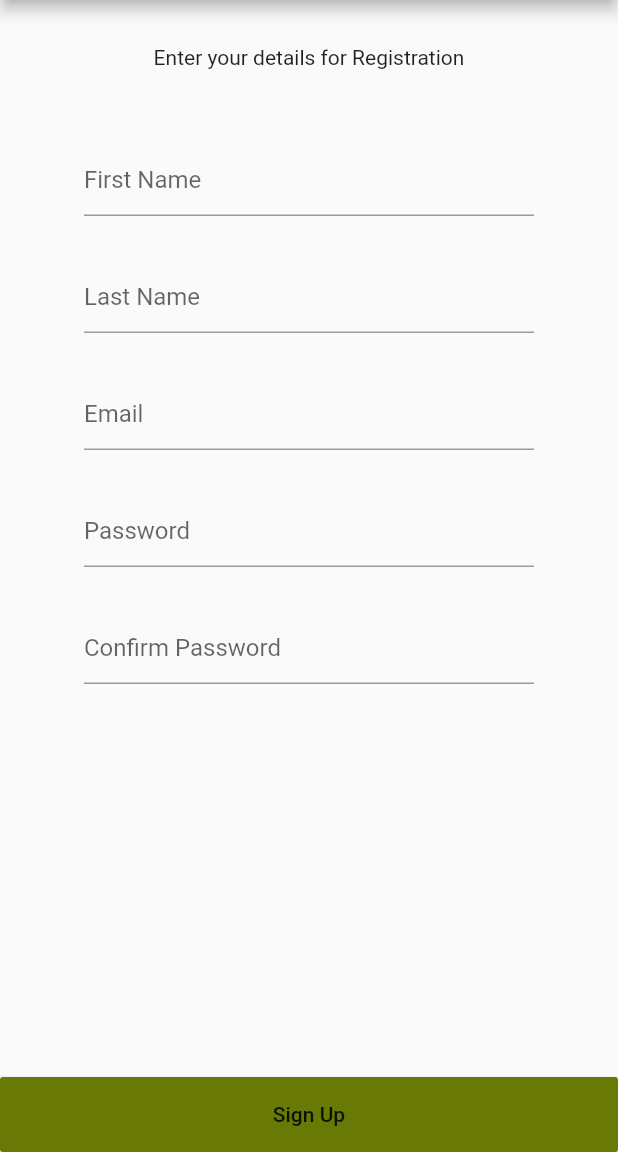
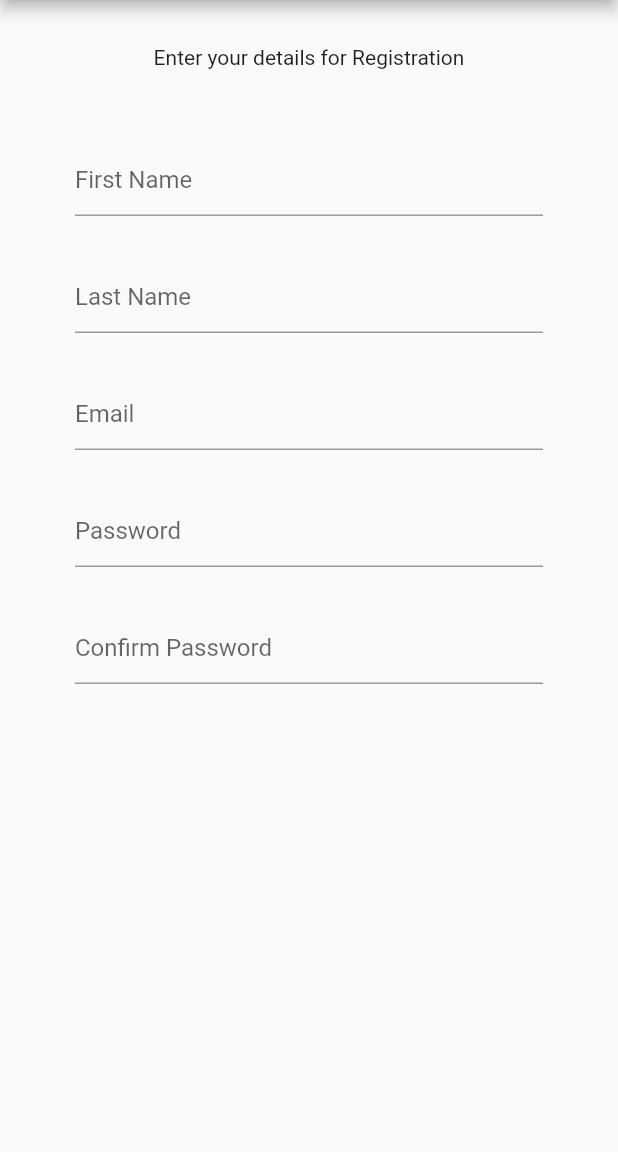
Before and after one commit to SoftHeroes/UKMF_Laravel, a Flutter app: the screen it shows after launch, on a phone screen of 412 x 824 dp, the part 84-1236 px from its top. Run offline on Flutter 3.47's test engine with Material 2 defaults, Android fonts, the light colour scheme and no system bars; our stand-ins replace auto_size_text, flare_flutter, toast; missing offline and left inert: async_loader, flare_dart; project files that could hold a hidden picture were left out.

Commit message:
Adding Backup Files

```diff
--- a/Flutter/ukmf/lib/main.dart
+++ b/Flutter/ukmf/lib/main.dart
@@ -1,4 +1,5 @@
 import 'package:ukmf/signUp/signup.dart';
+import 'package:ukmf/signUp/signup_test.dart';
 
 import './appTheme.dart';
 
@@ -13,7 +14,7 @@ class MyApp extends StatelessWidget {
   Widget build(BuildContext context) {
     return MaterialApp(
       theme: ThemeData(primarySwatch: AppTheme().myPrimaryMaterialColor),
-      home: SignUp(),
+      home: SignUpTest(),
       // home: MobileNumberVerification(),
     );
   }
--- a/Flutter/ukmf/lib/signUp/signup.dart
+++ b/Flutter/ukmf/lib/signUp/signup.dart
@@ -65,7 +65,7 @@ class SignUp extends StatelessWidget {
                 ],
               ),
             ),
-            SignupBotton()
+            SignupButton()
           ],
         ),
       ),
--- a/Flutter/ukmf/lib/signUp/signupButton.dart
+++ b/Flutter/ukmf/lib/signUp/signupButton.dart
@@ -1,8 +1,8 @@
 import '../appTheme.dart';
 import 'package:flutter/material.dart';
 
-class SignupBotton extends StatelessWidget {
-  const SignupBotton({
+class SignupButton extends StatelessWidget {
+  const SignupButton({
     Key key,
   }) : super(key: key);
 
--- /dev/null
+++ b/Flutter/ukmf/lib/signUp/signup_test.dart
@@ -0,0 +1,82 @@
+import 'package:flutter/widgets.dart';
+import 'package:ukmf/signUp/passwordFields.dart';
+import 'package:ukmf/signUp/signupButton.dart';
+
+import '../appTheme.dart';
+
+import 'package:flutter/material.dart';
+
+import 'emailField.dart';
+import 'nameFields.dart';
+
+class SignUpTest extends StatelessWidget {
+  @override
+  Widget build(BuildContext context) {
+    return Scaffold(
+      resizeToAvoidBottomPadding: true,
+      appBar: AppBar(
+        title: Text('Sign up'),
+        backgroundColor: AppTheme().myPrimaryMaterialColor.shade500,
+        leading: Padding(
+          padding: const EdgeInsets.fromLTRB(10.0, 0, 0, 0),
+          child: IconButton(
+            alignment: Alignment.centerLeft,
+            icon: Icon(Icons.arrow_back),
+            onPressed: () {
+              Navigator.pop(context);
+            },
+          ),
+        ),
+      ),
+      body: LayoutBuilder(
+        builder: (BuildContext context, BoxConstraints viewportConstraints) {
+          return SingleChildScrollView(
+            child: ConstrainedBox(
+              constraints: BoxConstraints(
+                minHeight: viewportConstraints.maxHeight,
+              ),
+              child: Form(
+                child: Container(
+                  padding: EdgeInsets.fromLTRB(50, 30, 50, 0),
+                  width: viewportConstraints.maxWidth,
+                  child: Column(
+                    children: <Widget>[
+                      Center(
+                        child: Text(
+                          'Enter your details for Registration',
+                          style:
+                              AppTheme(appTextColor: Colors.black).appTextStyle,
+                        ),
+                      ),
+                      SizedBox(
+                        height: 50,
+                      ),
+                      FirstName(),
+                      SizedBox(
+                        height: 30,
+                      ),
+                      LastName(),
+                      SizedBox(
+                        height: 30,
+                      ),
+                      EmailField(),
+                      SizedBox(
+                        height: 30,
+                      ),
+                      PasswordField(),
+                      SizedBox(
+                        height: 30,
+                      ),
+                      ConfirmPasswordField(),
+                      // SignupButton()
+                    ],
+                  ),
+                ),
+              ),
+            ),
+          );
+        },
+      ),
+    );
+  }
+}
--- a/serverDetails.txt
+++ b/serverDetails.txt
@@ -53,3 +53,8 @@ user 		: ukmfir9u_root
 pass 		: f7sGRA34thehAem
 access DB 	: ukmfir9u_ukmfMaster
 url    		: http://ukmf.in/Code/tunnel.php
+
+[DB User]
+user 		: ukmfir9u_CPuser
+pass 		: inPhLRaQKe3wPMX
+access DB 	: ukmfir9u_CardMaster
```
Also changed, not shown: 14 other files.
